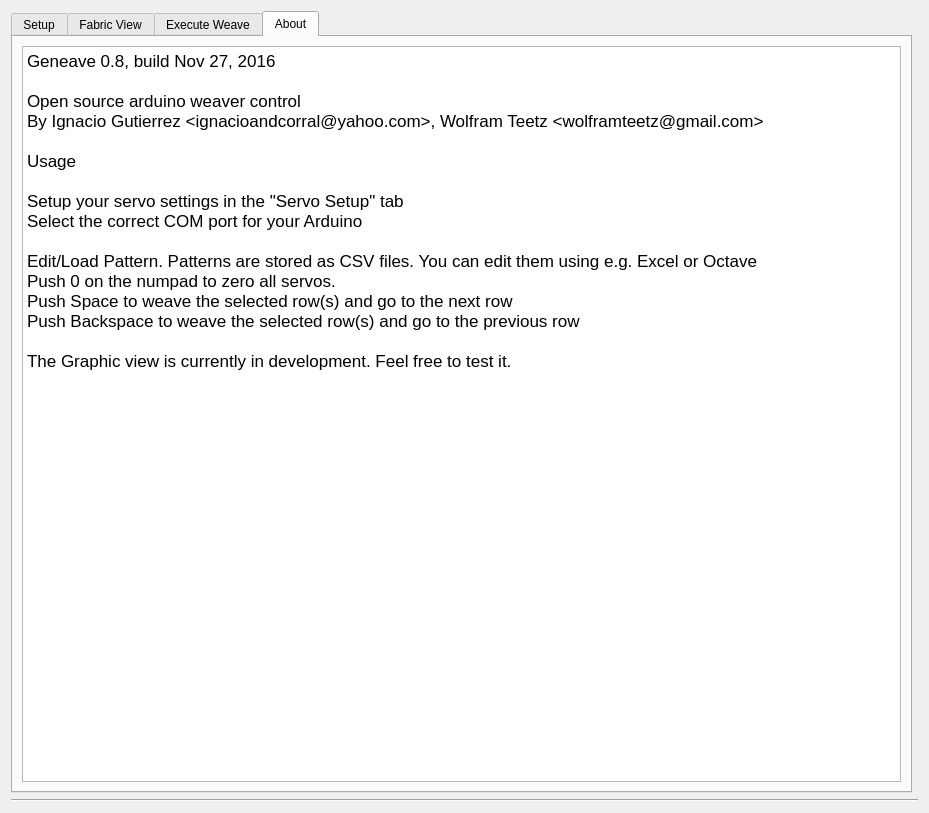
First picture: the form in serial.ui, repository wolframteetz/geneave, before the edit.
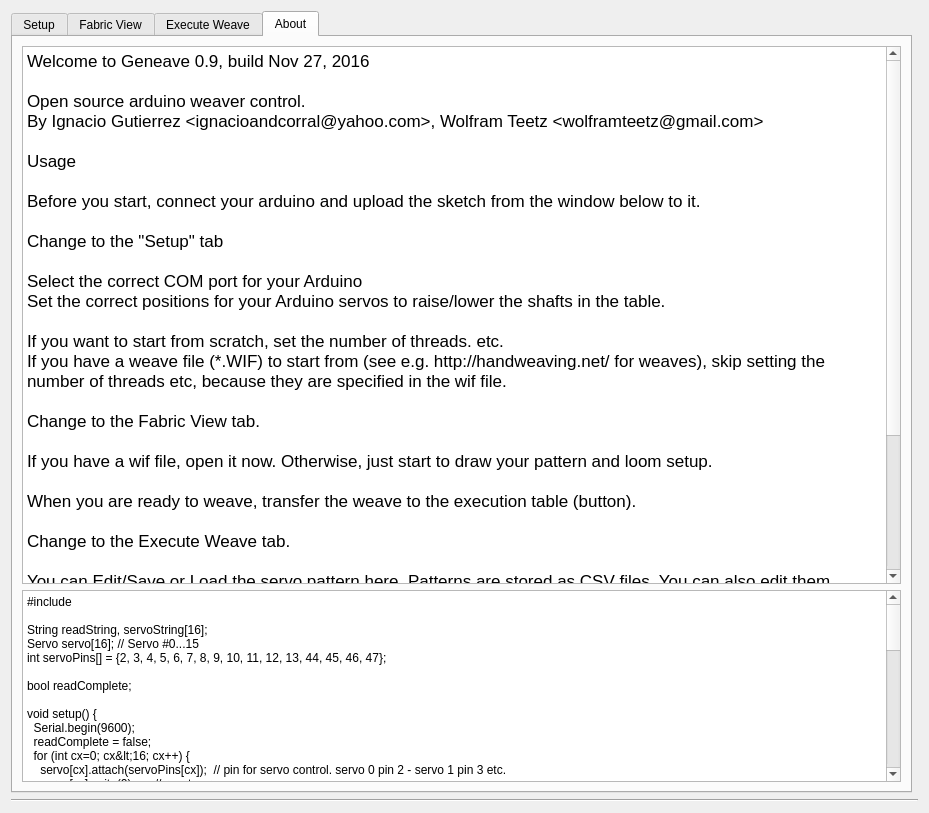
Second picture: the form after the edit. The open tabs and pages were chosen to show the change. Custom widgets are drawn as their Qt base class.

What changed in the file:
```diff
--- a/serial.ui
+++ b/serial.ui
@@ -1463,22 +1463,98 @@
 &lt;html&gt;&lt;head&gt;&lt;meta name=&quot;qrichtext&quot; content=&quot;1&quot; /&gt;&lt;style type=&quot;text/css&quot;&gt;
 p, li { white-space: pre-wrap; }
 &lt;/style&gt;&lt;/head&gt;&lt;body style=&quot; font-family:'.SF NS Text'; font-size:13pt; font-weight:400; font-style:normal;&quot;&gt;
-&lt;p style=&quot; margin-top:0px; margin-bottom:0px; margin-left:0px; margin-right:0px; -qt-block-indent:0; text-indent:0px;&quot;&gt;Geneave 0.8, build Nov 27, 2016&lt;/p&gt;
+&lt;p style=&quot; margin-top:0px; margin-bottom:0px; margin-left:0px; margin-right:0px; -qt-block-indent:0; text-indent:0px;&quot;&gt;Welcome to Geneave 0.9, build Nov 27, 2016&lt;/p&gt;
 &lt;p style=&quot;-qt-paragraph-type:empty; margin-top:0px; margin-bottom:0px; margin-left:0px; margin-right:0px; -qt-block-indent:0; text-indent:0px;&quot;&gt;&lt;br /&gt;&lt;/p&gt;
-&lt;p style=&quot; margin-top:0px; margin-bottom:0px; margin-left:0px; margin-right:0px; -qt-block-indent:0; text-indent:0px;&quot;&gt;Open source arduino weaver control&lt;/p&gt;
+&lt;p style=&quot; margin-top:0px; margin-bottom:0px; margin-left:0px; margin-right:0px; -qt-block-indent:0; text-indent:0px;&quot;&gt;Open source arduino weaver control. &lt;/p&gt;
 &lt;p style=&quot; margin-top:0px; margin-bottom:0px; margin-left:0px; margin-right:0px; -qt-block-indent:0; text-indent:0px;&quot;&gt;By Ignacio Gutierrez &amp;lt;ignacioandcorral@yahoo.com&amp;gt;, Wolfram Teetz &amp;lt;wolframteetz@gmail.com&amp;gt; &lt;/p&gt;
 &lt;p style=&quot;-qt-paragraph-type:empty; margin-top:0px; margin-bottom:0px; margin-left:0px; margin-right:0px; -qt-block-indent:0; text-indent:0px;&quot;&gt;&lt;br /&gt;&lt;/p&gt;
 &lt;p style=&quot; margin-top:0px; margin-bottom:0px; margin-left:0px; margin-right:0px; -qt-block-indent:0; text-indent:0px;&quot;&gt;Usage&lt;/p&gt;
 &lt;p style=&quot;-qt-paragraph-type:empty; margin-top:0px; margin-bottom:0px; margin-left:0px; margin-right:0px; -qt-block-indent:0; text-indent:0px;&quot;&gt;&lt;br /&gt;&lt;/p&gt;
-&lt;p style=&quot; margin-top:0px; margin-bottom:0px; margin-left:0px; margin-right:0px; -qt-block-indent:0; text-indent:0px;&quot;&gt;Setup your servo settings in the &amp;quot;Servo Setup&amp;quot; tab&lt;/p&gt;
+&lt;p style=&quot; margin-top:0px; margin-bottom:0px; margin-left:0px; margin-right:0px; -qt-block-indent:0; text-indent:0px;&quot;&gt;Before you start, connect your arduino and upload the sketch from the window below to it.&lt;/p&gt;
+&lt;p style=&quot;-qt-paragraph-type:empty; margin-top:0px; margin-bottom:0px; margin-left:0px; margin-right:0px; -qt-block-indent:0; text-indent:0px;&quot;&gt;&lt;br /&gt;&lt;/p&gt;
+&lt;p style=&quot; margin-top:0px; margin-bottom:0px; margin-left:0px; margin-right:0px; -qt-block-indent:0; text-indent:0px;&quot;&gt;Change to the &amp;quot;Setup&amp;quot; tab&lt;/p&gt;
+&lt;p style=&quot;-qt-paragraph-type:empty; margin-top:0px; margin-bottom:0px; margin-left:0px; margin-right:0px; -qt-block-indent:0; text-indent:0px;&quot;&gt;&lt;br /&gt;&lt;/p&gt;
 &lt;p style=&quot; margin-top:0px; margin-bottom:0px; margin-left:0px; margin-right:0px; -qt-block-indent:0; text-indent:0px;&quot;&gt;Select the correct COM port for your Arduino&lt;/p&gt;
+&lt;p style=&quot; margin-top:0px; margin-bottom:0px; margin-left:0px; margin-right:0px; -qt-block-indent:0; text-indent:0px;&quot;&gt;Set the correct positions for your Arduino servos to raise/lower the shafts in the table.&lt;/p&gt;
 &lt;p style=&quot;-qt-paragraph-type:empty; margin-top:0px; margin-bottom:0px; margin-left:0px; margin-right:0px; -qt-block-indent:0; text-indent:0px;&quot;&gt;&lt;br /&gt;&lt;/p&gt;
-&lt;p style=&quot; margin-top:0px; margin-bottom:0px; margin-left:0px; margin-right:0px; -qt-block-indent:0; text-indent:0px;&quot;&gt;Edit/Load Pattern. Patterns are stored as CSV files. You can edit them using e.g. Excel or Octave&lt;/p&gt;
+&lt;p style=&quot; margin-top:0px; margin-bottom:0px; margin-left:0px; margin-right:0px; -qt-block-indent:0; text-indent:0px;&quot;&gt;If you want to start from scratch, set the number of threads. etc.&lt;/p&gt;
+&lt;p style=&quot; margin-top:0px; margin-bottom:0px; margin-left:0px; margin-right:0px; -qt-block-indent:0; text-indent:0px;&quot;&gt;If you have a weave file (*.WIF) to start from (see e.g. http://handweaving.net/ for weaves), skip setting the number of threads etc, because they are specified in the wif file.&lt;/p&gt;
+&lt;p style=&quot;-qt-paragraph-type:empty; margin-top:0px; margin-bottom:0px; margin-left:0px; margin-right:0px; -qt-block-indent:0; text-indent:0px;&quot;&gt;&lt;br /&gt;&lt;/p&gt;
+&lt;p style=&quot; margin-top:0px; margin-bottom:0px; margin-left:0px; margin-right:0px; -qt-block-indent:0; text-indent:0px;&quot;&gt;Change to the Fabric View tab.&lt;/p&gt;
+&lt;p style=&quot;-qt-paragraph-type:empty; margin-top:0px; margin-bottom:0px; margin-left:0px; margin-right:0px; -qt-block-indent:0; text-indent:0px;&quot;&gt;&lt;br /&gt;&lt;/p&gt;
+&lt;p style=&quot; margin-top:0px; margin-bottom:0px; margin-left:0px; margin-right:0px; -qt-block-indent:0; text-indent:0px;&quot;&gt;If you have a wif file, open it now. Otherwise, just start to draw your pattern and loom setup.&lt;/p&gt;
+&lt;p style=&quot;-qt-paragraph-type:empty; margin-top:0px; margin-bottom:0px; margin-left:0px; margin-right:0px; -qt-block-indent:0; text-indent:0px;&quot;&gt;&lt;br /&gt;&lt;/p&gt;
+&lt;p style=&quot; margin-top:0px; margin-bottom:0px; margin-left:0px; margin-right:0px; -qt-block-indent:0; text-indent:0px;&quot;&gt;When you are ready to weave, transfer the weave to the execution table (button).&lt;/p&gt;
+&lt;p style=&quot;-qt-paragraph-type:empty; margin-top:0px; margin-bottom:0px; margin-left:0px; margin-right:0px; -qt-block-indent:0; text-indent:0px;&quot;&gt;&lt;br /&gt;&lt;/p&gt;
+&lt;p style=&quot; margin-top:0px; margin-bottom:0px; margin-left:0px; margin-right:0px; -qt-block-indent:0; text-indent:0px;&quot;&gt;Change to the Execute Weave tab.&lt;/p&gt;
+&lt;p style=&quot;-qt-paragraph-type:empty; margin-top:0px; margin-bottom:0px; margin-left:0px; margin-right:0px; -qt-block-indent:0; text-indent:0px;&quot;&gt;&lt;br /&gt;&lt;/p&gt;
+&lt;p style=&quot; margin-top:0px; margin-bottom:0px; margin-left:0px; margin-right:0px; -qt-block-indent:0; text-indent:0px;&quot;&gt;You can Edit/Save or Load the servo pattern here. Patterns are stored as CSV files. You can also edit them outside of this program using e.g. Excel.&lt;/p&gt;
+&lt;p style=&quot;-qt-paragraph-type:empty; margin-top:0px; margin-bottom:0px; margin-left:0px; margin-right:0px; -qt-block-indent:0; text-indent:0px;&quot;&gt;&lt;br /&gt;&lt;/p&gt;
+&lt;p style=&quot; margin-top:0px; margin-bottom:0px; margin-left:0px; margin-right:0px; -qt-block-indent:0; text-indent:0px;&quot;&gt;To weave&lt;/p&gt;
+&lt;p style=&quot;-qt-paragraph-type:empty; margin-top:0px; margin-bottom:0px; margin-left:0px; margin-right:0px; -qt-block-indent:0; text-indent:0px;&quot;&gt;&lt;br /&gt;&lt;/p&gt;
 &lt;p style=&quot; margin-top:0px; margin-bottom:0px; margin-left:0px; margin-right:0px; -qt-block-indent:0; text-indent:0px;&quot;&gt;Push 0 on the numpad to zero all servos.&lt;/p&gt;
-&lt;p style=&quot; margin-top:0px; margin-bottom:0px; margin-left:0px; margin-right:0px; -qt-block-indent:0; text-indent:0px;&quot;&gt;Push Space to weave the selected row(s) and go to the next row&lt;/p&gt;
-&lt;p style=&quot; margin-top:0px; margin-bottom:0px; margin-left:0px; margin-right:0px; -qt-block-indent:0; text-indent:0px;&quot;&gt;Push Backspace to weave the selected row(s) and go to the previous row&lt;/p&gt;
+&lt;p style=&quot; margin-top:0px; margin-bottom:0px; margin-left:0px; margin-right:0px; -qt-block-indent:0; text-indent:0px;&quot;&gt;Push Space to weave the next row.&lt;/p&gt;
+&lt;p style=&quot; margin-top:0px; margin-bottom:0px; margin-left:0px; margin-right:0px; -qt-block-indent:0; text-indent:0px;&quot;&gt;Push Backspace to weave the previous row.&lt;/p&gt;
 &lt;p style=&quot;-qt-paragraph-type:empty; margin-top:0px; margin-bottom:0px; margin-left:0px; margin-right:0px; -qt-block-indent:0; text-indent:0px;&quot;&gt;&lt;br /&gt;&lt;/p&gt;
-&lt;p style=&quot; margin-top:0px; margin-bottom:0px; margin-left:0px; margin-right:0px; -qt-block-indent:0; text-indent:0px;&quot;&gt;The Graphic view is currently in development. Feel free to test it.&lt;/p&gt;&lt;/body&gt;&lt;/html&gt;</string>
+&lt;p style=&quot; margin-top:0px; margin-bottom:0px; margin-left:0px; margin-right:0px; -qt-block-indent:0; text-indent:0px;&quot;&gt;Have fun!&lt;/p&gt;&lt;/body&gt;&lt;/html&gt;</string>
+         </property>
+        </widget>
+       </item>
+       <item row="1" column="0">
+        <widget class="QPlainTextEdit" name="plainTextEdit">
+         <property name="sizePolicy">
+          <sizepolicy hsizetype="Expanding" vsizetype="Maximum">
+           <horstretch>0</horstretch>
+           <verstretch>0</verstretch>
+          </sizepolicy>
+         </property>
+         <property name="readOnly">
+          <bool>true</bool>
+         </property>
+         <property name="plainText">
+          <string>#include &lt;Servo.h&gt;
+
+String readString, servoString[16];
+Servo servo[16]; // Servo #0...15
+int servoPins[] = {2, 3, 4, 5, 6, 7, 8, 9, 10, 11, 12, 13, 44, 45, 46, 47};
+ 
+bool readComplete;
+
+void setup() {
+  Serial.begin(9600);
+  readComplete = false;
+  for (int cx=0; cx&lt;16; cx++) {
+    servo[cx].attach(servoPins[cx]);  // pin for servo control. servo 0 pin 2 - servo 1 pin 3 etc.
+    servo[cx].write(0);      // reset servos
+  }
+}
+
+void loop() {
+  while ((!readComplete) &amp;&amp; Serial.available() &gt; 0) {
+    delay(2);
+    char c = Serial.read();  //gets one byte from serial buffer
+    if (c != 'X') {
+      readString += c; //makes the string readString
+    } else {
+      readComplete = true;
+    }
+  }
+
+  if (readComplete) {
+    Serial.println(readString); //see what was received
+    for (int i=0; i&lt;16; i++)
+    {
+      servoString[i] = readString.substring(i*2, (i+1)*2); //get the first three characters
+      int n;
+      char carray[6]; // string to char array
+      servoString[i].toCharArray(carray, sizeof(carray));
+      n = atoi(carray);
+      servo[i].write(n); //set servo positions
+      Serial.println(String(&quot;Servo &quot;)+(i+1)+String(&quot; to &quot;)+n);
+    }
+    readString = &quot;&quot;; readComplete = false;
+  }
+}</string>
          </property>
         </widget>
        </item>
```
Left out of the diff: 158 changed lines with no effect on the pictures.
